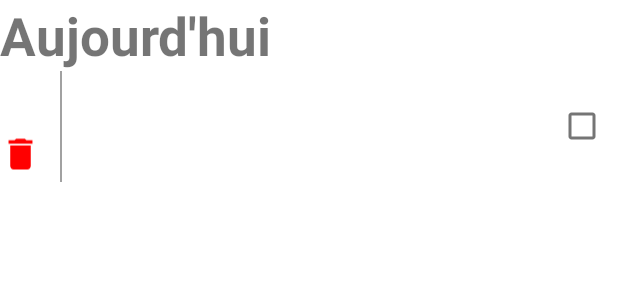
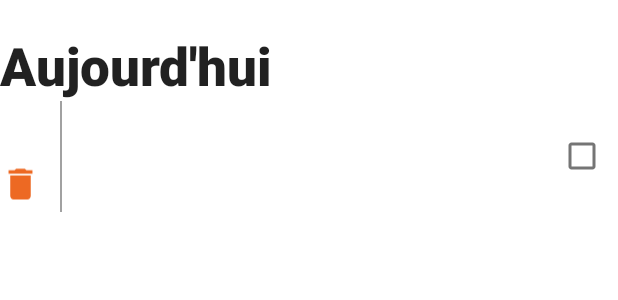
Before and after one commit to Pablo-Rio/MyTodoList, an Android app: the layout custom_list.xml on its own in the app's theme, with its tools: preview values and no code run, on a phone screen of 412 x 824 dp. Shown: the top 300 px of the screen. Run offline under Robolectric (Android 15) with nearby library versions, the phone set to English and light mode, and no system bars.

Commit message:
Modification thème sombre

```diff
--- a/app/src/main/res/layout/custom_list.xml
+++ b/app/src/main/res/layout/custom_list.xml
@@ -10,6 +10,8 @@
         android:id="@+id/textTitle"
         android:layout_width="match_parent"
         android:layout_height="wrap_content"
+        android:textAppearance="@style/Base.TextAppearance.AppCompat.Title"
+        android:paddingTop="20dp"
         android:textSize="35dp"
         android:textStyle="bold"
         android:text="Aujourd'hui" />
@@ -42,7 +44,7 @@
                 android:contentDescription=""
                 android:onClick="deleteRecord"
                 android:src="@drawable/delete"
-                app:tint="@color/red" />
+                app:tint="@color/orange" />
         </LinearLayout>
         <View
             android:layout_width="1dp"
--- a/app/src/main/res/values-night/themes.xml
+++ b/app/src/main/res/values-night/themes.xml
@@ -2,12 +2,12 @@
     <!-- Base application theme. -->
     <style name="Theme.MyTodoList" parent="Theme.MaterialComponents.DayNight.DarkActionBar">
         <!-- Primary brand color. -->
-        <item name="colorPrimary">@color/purple_200</item>
-        <item name="colorPrimaryVariant">@color/purple_700</item>
+        <item name="colorPrimary">#B8EAFF</item>
+        <item name="colorPrimaryVariant">#222222</item>
         <item name="colorOnPrimary">@color/black</item>
         <!-- Secondary brand color. -->
-        <item name="colorSecondary">@color/teal_200</item>
-        <item name="colorSecondaryVariant">@color/teal_200</item>
+        <item name="colorSecondary">@color/blue</item>
+        <item name="colorSecondaryVariant">@color/blue</item>
         <item name="colorOnSecondary">@color/black</item>
         <!-- Status bar color. -->
         <item name="android:statusBarColor">?attr/colorPrimaryVariant</item>
--- a/app/src/main/res/values/colors.xml
+++ b/app/src/main/res/values/colors.xml
@@ -7,7 +7,7 @@
     <color name="teal_700">#FF018786</color>
     <color name="black">#FF000000</color>
     <color name="white">#FFFFFFFF</color>
-    <color name="red">#FF0000</color>
+    <color name="orange">#ED6923</color>
     <color name="tabBackgroundColor">#EEE</color>
     <color name="blue">#73D5FF</color>
 </resources>
```
